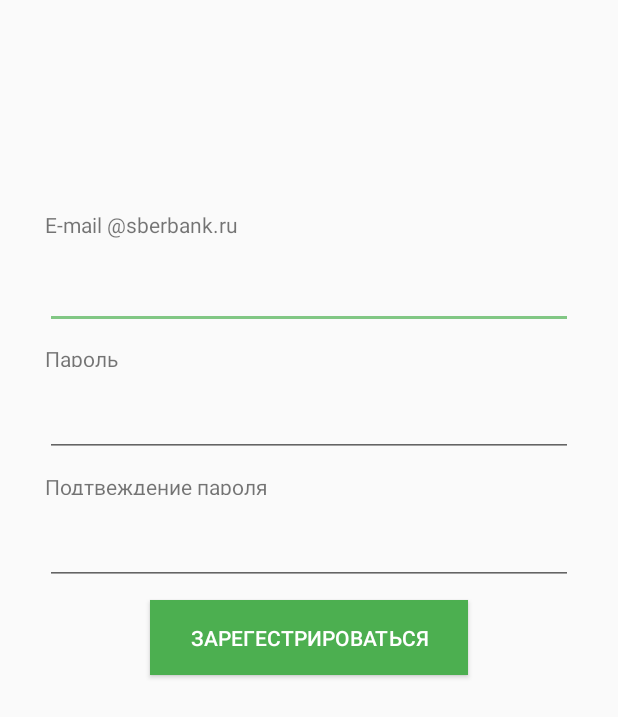
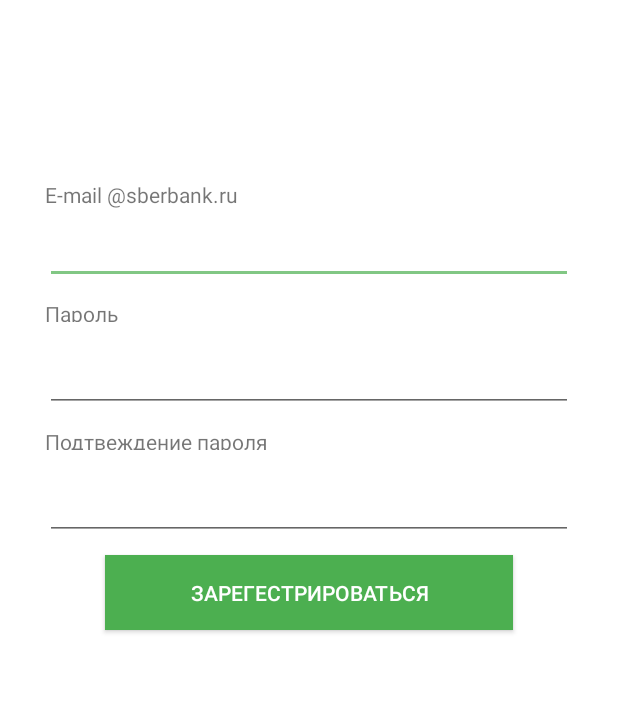
Before and after one commit to klemtsov/BrokenGlassAndroidApp, an Android app: the layout activity_registration.xml on its own in the app's theme, with its tools: preview values and no code run, on a phone screen of 412 x 824 dp. Shown: the top 717 px of the screen. Run offline under Robolectric (Android 15) with nearby library versions, the phone set to English and light mode, and no system bars.

```diff
--- a/rorb/app/src/main/java/ru/sbrf/zsb/android/rorb/DBHelper.java
+++ b/rorb/app/src/main/java/ru/sbrf/zsb/android/rorb/DBHelper.java
@@ -123,7 +123,7 @@ public class DBHelper extends SQLiteOpenHelper {
         db.execSQL("drop table claime");
         db.execSQL("drop table photo");
         */
-/*        Log.d(MainActivity3.TAG, " --- UPDATE DATABASE --- ");
+/*      Log.d(MainActivity3.TAG, " --- UPDATE DATABASE --- ");
         db.execSQL("create table " + USER_TBL
                 + " (_id integer primary key autoincrement,"
                 + " email text NOT NULL,"
--- a/rorb/app/src/main/res/layout/activity_registration.xml
+++ b/rorb/app/src/main/res/layout/activity_registration.xml
@@ -1,13 +1,14 @@
 <?xml version="1.0" encoding="utf-8"?>
 <LinearLayout xmlns:android="http://schemas.android.com/apk/res/android"
     android:orientation="vertical" android:layout_width="match_parent"
-    android:layout_height="match_parent">
+    android:layout_height="match_parent"
+    android:background="#FFFFFF">
 
     <TextView
         android:layout_width="match_parent"
         android:layout_height="wrap_content"
         android:text = "@string/reg_email_txt_placeholder"
-        android:paddingTop="140dp"
+        android:paddingTop="120dp"
         android:layout_marginLeft="30dp"
         android:layout_marginRight="30dp"
         android:autoText="false" />
@@ -19,10 +20,9 @@
         android:ems="10"
         android:id="@+id/txtEmail"
         android:layout_gravity="center_horizontal"
-        android:paddingTop="150dp"
         android:layout_marginLeft="30dp"
         android:layout_marginRight="30dp"
-        android:layout_marginTop="10dp" />
+         />
 
     <TextView
         android:layout_width="match_parent"
@@ -64,10 +64,11 @@
 
     <Button
         android:layout_width="match_parent"
+        android:id="@+id/btnRegistrationSubmit"
         android:layout_height="50dp"
         android:layout_marginTop="10dp"
-        android:layout_marginLeft="100dp"
-        android:layout_marginRight="100dp"
+        android:layout_marginLeft="70dp"
+        android:layout_marginRight="70dp"
         android:background="@color/colorPrimary"
         android:textColor="@color/TextButtonColor"
         android:text="@string/reg_btn_ok"
--- a/rorb/app/src/main/res/menu/activity_main_drawer.xml
+++ b/rorb/app/src/main/res/menu/activity_main_drawer.xml
@@ -2,7 +2,8 @@
 <menu xmlns:android="http://schemas.android.com/apk/res/android">
 
     <group android:checkableBehavior="single">
-        <item android:title="Настройки">
+        <item android:title="Настройки"
+              android:id="@+id/settings_menu">
             <menu>
                 <item
                     android:id="@+id/registration_link"
```
Also changed, not shown: rorb/app/src/main/java/ru/sbrf/zsb/android/helper/Utils.java (+8 -0 lines), rorb/app/src/main/java/ru/sbrf/zsb/android/rorb/MainActivity.java (+25 -3 lines), rorb/app/src/main/java/ru/sbrf/zsb/android/rorb/RegistrationActivity.java (+83 -1 lines).
